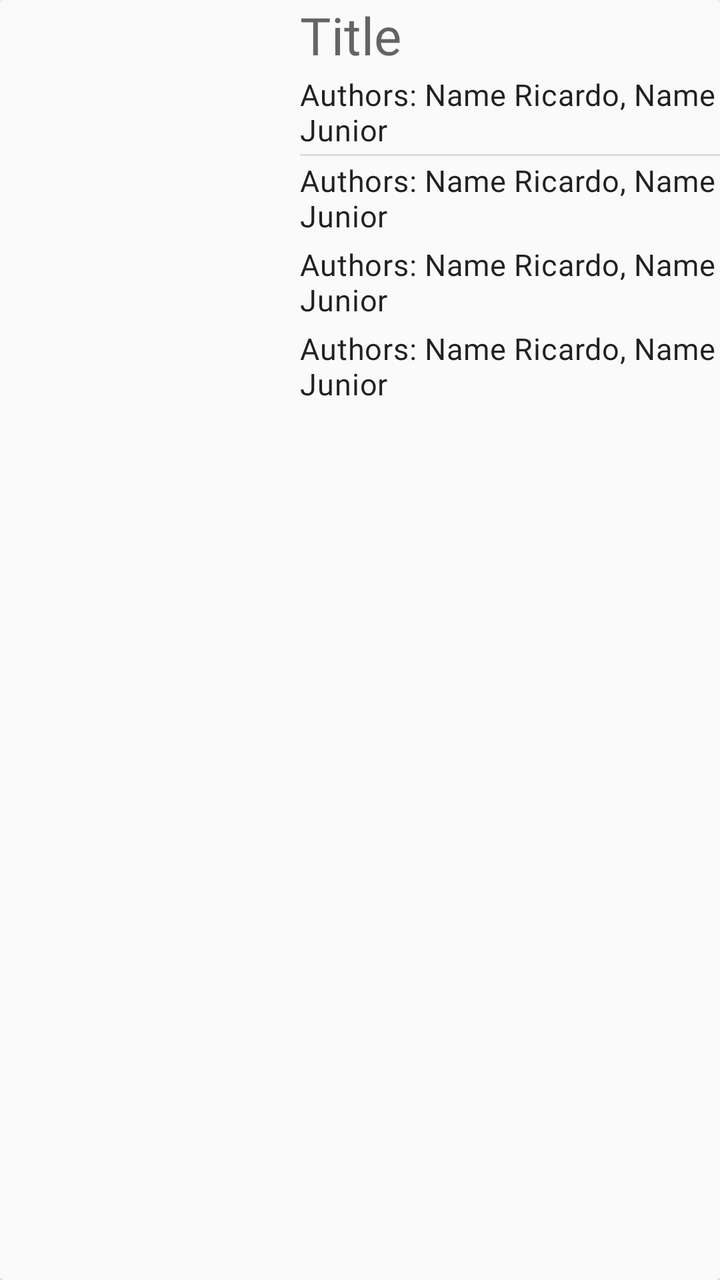
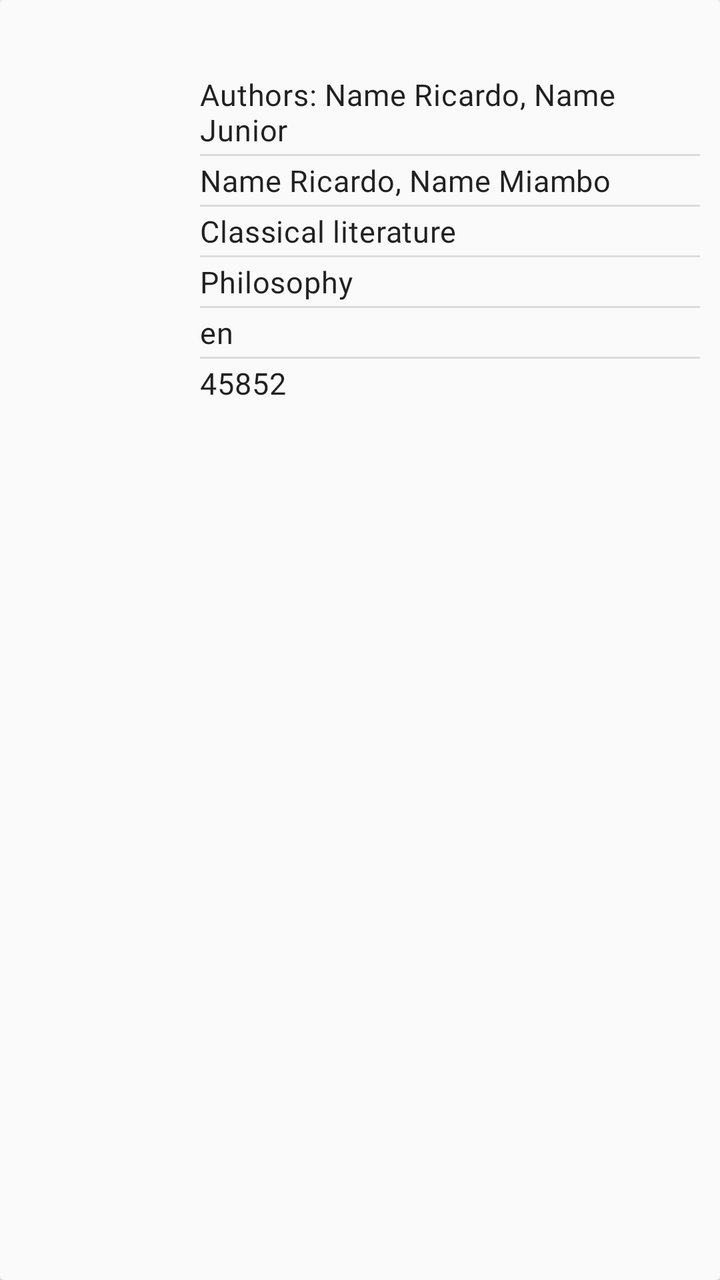

Screens rendered from an Android XML layout before and after an edit, with the pre-edit source and the edit as a unified diff.
<!-- AndroidManifest.xml: another module's application theme Theme.ECatalogs -->
<!-- res/layout/book_entry.xml -->
<?xml version="1.0" encoding="utf-8"?>
<androidx.cardview.widget.CardView xmlns:android="http://schemas.android.com/apk/res/android"
    xmlns:app="http://schemas.android.com/apk/res-auto"
    android:id="@+id/book_entry_card_view"
    android:layout_width="match_parent"
    android:layout_height="wrap_content"
    android:backgroundTint="?attr/colorSurface">

    <androidx.constraintlayout.widget.ConstraintLayout
        android:layout_width="match_parent"
        android:layout_height="wrap_content">

        <com.google.android.material.imageview.ShapeableImageView
            android:layout_width="150dp"
            android:layout_height="wrap_content"
            android:id="@+id/image"
            app:layout_constraintTop_toTopOf="parent"
            app:layout_constraintStart_toStartOf="parent"/>

        <LinearLayout
            android:layout_width="250dp"
            android:layout_height="wrap_content"
            android:id="@+id/llayout"
            android:orientation="vertical"
            app:layout_constraintStart_toEndOf="@id/image"
            app:layout_constraintTop_toTopOf="parent">

            <TextView
                android:id="@+id/title"
                android:layout_width="match_parent"
                android:layout_height="wrap_content"
                android:hint="Title"
                android:textAppearance="?attr/textAppearanceHeadline5" />

            <com.google.android.material.textview.MaterialTextView
                android:id="@+id/authors"
                android:layout_width="match_parent"
                android:layout_height="wrap_content"
                android:layout_marginVertical="@dimen/two_dimen"
                android:text="@string/authors"
                android:textAppearance="?attr/textAppearanceBody2" />

            <View style="@style/Divider.Horizontal" />

            <com.google.android.material.textview.MaterialTextView
                android:id="@+id/authors"
                android:layout_width="match_parent"
                android:layout_height="wrap_content"
                android:layout_marginVertical="@dimen/two_dimen"
                android:text="@string/authors"
                android:textAppearance="?attr/textAppearanceBody2" />


            <com.google.android.material.textview.MaterialTextView
                android:id="@+id/authors"
                android:layout_width="match_parent"
                android:layout_height="wrap_content"
                android:layout_marginVertical="@dimen/two_dimen"
                android:text="@string/authors"
                android:textAppearance="?attr/textAppearanceBody2" />


            <com.google.android.material.textview.MaterialTextView
                android:id="@+id/authors"
                android:layout_width="match_parent"
                android:layout_height="wrap_content"
                android:layout_marginVertical="@dimen/two_dimen"
                android:text="@string/authors"
                android:textAppearance="?attr/textAppearanceBody2" />


        </LinearLayout>


    </androidx.constraintlayout.widget.ConstraintLayout>

</androidx.cardview.widget.CardView>
<!-- resources referenced by this layout -->
<resources>
  <dimen name="two_dimen">2dp</dimen>
  <string name="authors">Authors: Name Ricardo, Name Junior</string>
  <style name="Divider.Horizontal" parent="Divider">
          <item name="android:layout_width">match_parent</item>
          <item name="android:layout_height">1dp</item>
      </style>
  <style name="Divider">
          <item name="android:background">?android:attr/listDivider</item> // can add colorur here
      </style>
  <color name="blue_grey_600">#546e7a</color>
  <color name="blue_grey_100">#819ca9</color>
  <color name="black">#000000</color>
  <color name="white">#fafafa</color>
  <color name="blue_grey_700">#29434e</color>
  <style name="ShapeAppearance.ECatalog.SmallComponent" parent="ShapeAppearance.MaterialComponents.SmallComponent">
          <item name="cornerFamily">rounded</item>
          <item name="cornerSize">@dimen/reply_small_component_corner_radius</item>
      </style>
  <style name="ShapeAppearance.ECatalog.MediumComponent" parent="ShapeAppearance.MaterialComponents.MediumComponent">
          <item name="cornerFamily">rounded</item>
          <item name="cornerSize">@dimen/reply_medium_component_corner_radius</item>
      </style>
  <style name="ShapeAppearance.ECatalog.LargeComponent" parent="ShapeAppearance.MaterialComponents.LargeComponent">
          <item name="cornerFamily">rounded</item>
          <item name="cornerSize">@dimen/reply_large_component_corner_radius</item>
      </style>
  <style name="TextAppearance.MdcTypographyStyles.Headline5" parent="TextAppearance.MaterialComponents.Headline5">
          <item name="fontFamily">@font/nunito_sans_bold</item>
          <item name="android:fontFamily">@font/nunito_sans_bold</item>
          <item name="android:textSize">26sp</item>
      </style>
  <style name="TextAppearance.MdcTypographyStyles.Body1" parent="TextAppearance.MaterialComponents.Body1">
          <item name="fontFamily">@font/nunito_sans_regular</item>
          <item name="android:fontFamily">@font/nunito_sans_regular</item>
          <item name="android:textSize">17sp</item>
      </style>
  <style name="TextAppearance.MdcTypographyStyles.Body2" parent="TextAppearance.MaterialComponents.Body2">
          <item name="fontFamily">@font/nunito_sans_regular</item>
          <item name="android:fontFamily">@font/nunito_sans_regular</item>
          <item name="android:textSize">15sp</item>
      </style>
  <style name="TextAppearance.MdcTypographyStyles.Button" parent="TextAppearance.MaterialComponents.Button">
          <item name="fontFamily">@font/nunito_sans_light</item>
          <item name="android:fontFamily">@font/nunito_sans_light</item>
          <item name="android:textSize">15sp</item>
      </style>
  <style name="TextAppearance.MdcTypographyStyles.Caption" parent="TextAppearance.MaterialComponents.Caption">
          <item name="fontFamily">@font/nunito_sans_light</item>
          <item name="android:fontFamily">@font/nunito_sans_light</item>
          <item name="android:textSize">13sp</item>
      </style>
  <style name="TextAppearance.MdcTypographyStyles.Overline" parent="TextAppearance.MaterialComponents.Overline">
          <item name="fontFamily">@font/nunito_sans_light</item>
          <item name="android:fontFamily">@font/nunito_sans_light</item>
          <item name="android:textSize">11sp</item>
      </style>
  <dimen name="reply_small_component_corner_radius">8dp</dimen>
  <dimen name="reply_medium_component_corner_radius">12dp</dimen>
  <dimen name="reply_large_component_corner_radius">24dp</dimen>
  <!-- unchanged entries left out for length: 3 -->
</resources>

<!-- the commit's change to res/layout/book_entry.xml (unified diff, before → after) -->
@@ -11,8 +11,8 @@
         android:layout_height="wrap_content">
 
         <com.google.android.material.imageview.ShapeableImageView
-            android:layout_width="150dp"
-            android:layout_height="wrap_content"
+            android:layout_width="100dp"
+            android:layout_height="100dp"
             android:id="@+id/image"
             app:layout_constraintTop_toTopOf="parent"
             app:layout_constraintStart_toStartOf="parent"/>
@@ -23,13 +23,14 @@
             android:id="@+id/llayout"
             android:orientation="vertical"
             app:layout_constraintStart_toEndOf="@id/image"
-            app:layout_constraintTop_toTopOf="parent">
+            app:layout_constraintTop_toTopOf="parent"
+            app:layout_constraintBottom_toBottomOf="parent">
 
             <TextView
                 android:id="@+id/title"
                 android:layout_width="match_parent"
                 android:layout_height="wrap_content"
-                android:hint="Title"
+                android:hint="@string/title"
                 android:textAppearance="?attr/textAppearanceHeadline5" />
 
             <com.google.android.material.textview.MaterialTextView
@@ -43,31 +44,52 @@
             <View style="@style/Divider.Horizontal" />
 
             <com.google.android.material.textview.MaterialTextView
-                android:id="@+id/authors"
+                android:id="@+id/translators"
                 android:layout_width="match_parent"
                 android:layout_height="wrap_content"
                 android:layout_marginVertical="@dimen/two_dimen"
-                android:text="@string/authors"
+                android:text="@string/translators"
                 android:textAppearance="?attr/textAppearanceBody2" />
 
+            <View style="@style/Divider.Horizontal" />
 
             <com.google.android.material.textview.MaterialTextView
-                android:id="@+id/authors"
+                android:id="@+id/topics"
                 android:layout_width="match_parent"
                 android:layout_height="wrap_content"
                 android:layout_marginVertical="@dimen/two_dimen"
-                android:text="@string/authors"
+                android:text="@string/topics"
                 android:textAppearance="?attr/textAppearanceBody2" />
 
+            <View style="@style/Divider.Horizontal" />
 
             <com.google.android.material.textview.MaterialTextView
-                android:id="@+id/authors"
+                android:id="@+id/bookshelf"
                 android:layout_width="match_parent"
                 android:layout_height="wrap_content"
                 android:layout_marginVertical="@dimen/two_dimen"
-                android:text="@string/authors"
+                android:text="@string/bookshelf"
                 android:textAppearance="?attr/textAppearanceBody2" />
 
+            <View style="@style/Divider.Horizontal" />
+
+            <com.google.android.material.textview.MaterialTextView
+                android:id="@+id/languages"
+                android:layout_width="match_parent"
+                android:layout_height="wrap_content"
+                android:layout_marginVertical="@dimen/two_dimen"
+                android:text="@string/languages"
+                android:textAppearance="?attr/textAppearanceBody2" />
+
+            <View style="@style/Divider.Horizontal" />
+
+            <com.google.android.material.textview.MaterialTextView
+                android:id="@+id/downloaded"
+                android:layout_width="match_parent"
+                android:layout_height="wrap_content"
+                android:layout_marginVertical="@dimen/two_dimen"
+                android:text="@string/downloaded"
+                android:textAppearance="?attr/textAppearanceBody2" />
 
         </LinearLayout>
 
<!-- resource entries referenced after the edit -->
@@ -2,6 +2,12 @@
 <resources>
   <dimen name="two_dimen">2dp</dimen>
   <string name="authors">Authors: Name Ricardo, Name Junior</string>
+  <string name="bookshelf">Philosophy</string>
+  <string name="downloaded">45852</string>
+  <string name="languages">en</string>
+  <string name="title" />
+  <string name="topics">Classical literature</string>
+  <string name="translators">Name Ricardo, Name Miambo</string>
   <style name="Divider.Horizontal" parent="Divider">
           <item name="android:layout_width">match_parent</item>
           <item name="android:layout_height">1dp</item>
